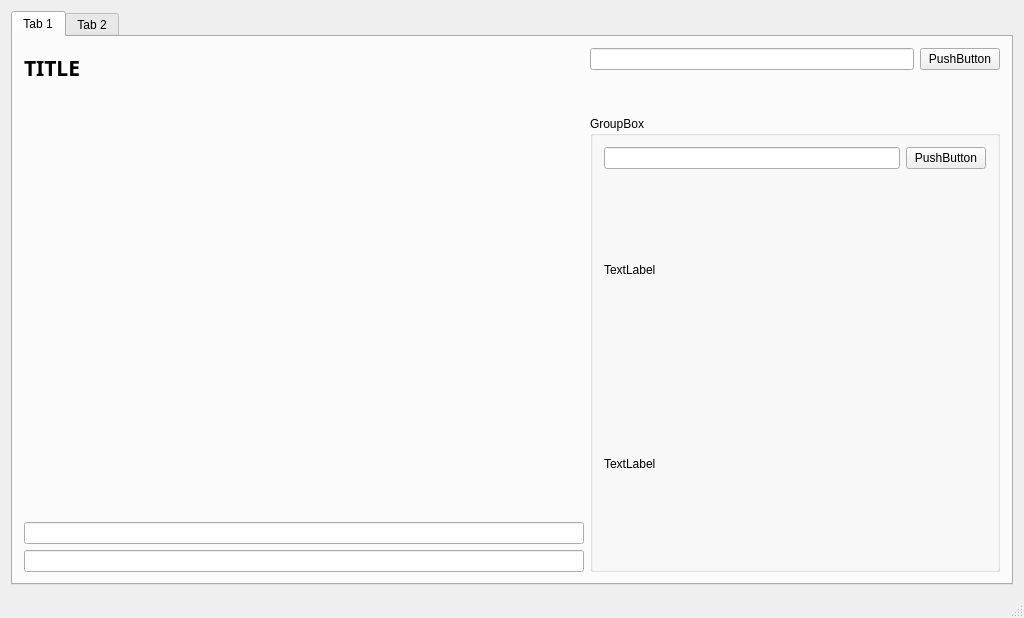
The window that rjmanager.ui (Mowei/RJManager) describes before a commit, drawn with Qt 5.
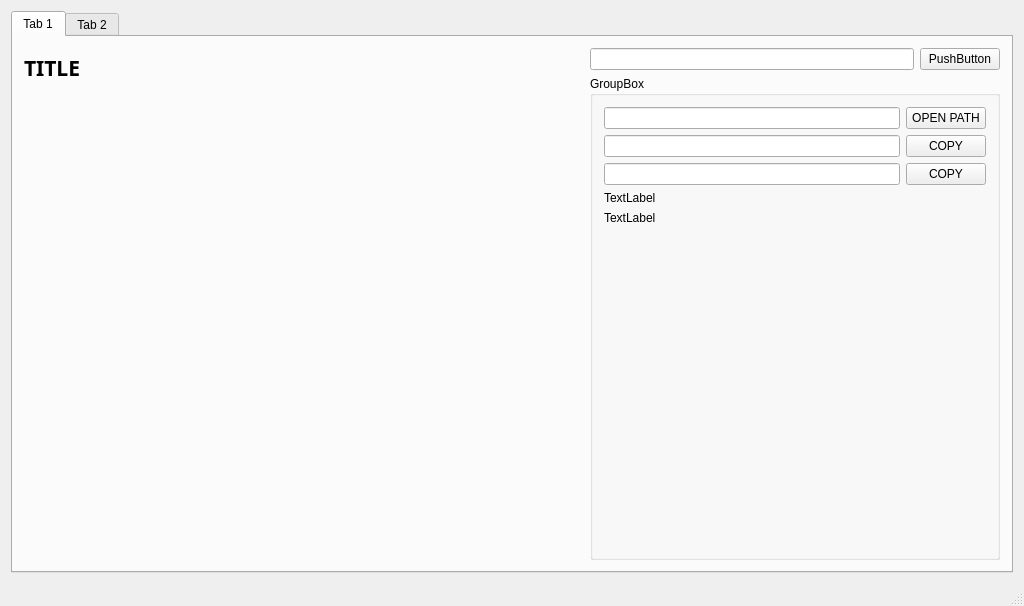
The same window after the commit.

The edit to the form file:
```diff
--- a/rjmanager.ui
+++ b/rjmanager.ui
@@ -83,12 +83,6 @@
             </property>
            </spacer>
           </item>
-          <item>
-           <widget class="QLineEdit" name="UrlLineEdit"/>
-          </item>
-          <item>
-           <widget class="QLineEdit" name="FileNameLineEdit"/>
-          </item>
          </layout>
         </item>
         <item>
@@ -107,22 +101,6 @@
             </item>
            </layout>
           </item>
-          <item>
-           <spacer name="verticalSpacer">
-            <property name="orientation">
-             <enum>Qt::Vertical</enum>
-            </property>
-            <property name="sizeType">
-             <enum>QSizePolicy::Minimum</enum>
-            </property>
-            <property name="sizeHint" stdset="0">
-             <size>
-              <width>20</width>
-              <height>40</height>
-             </size>
-            </property>
-           </spacer>
-          </item>
           <item>
            <widget class="QGroupBox" name="groupBox">
             <property name="sizePolicy">
@@ -143,7 +121,35 @@
                <item>
                 <widget class="QPushButton" name="pushButton_2">
                  <property name="text">
-                  <string>PushButton</string>
+                  <string>OPEN PATH</string>
+                 </property>
+                </widget>
+               </item>
+              </layout>
+             </item>
+             <item>
+              <layout class="QHBoxLayout" name="horizontalLayout">
+               <item>
+                <widget class="QLineEdit" name="UrlLineEdit"/>
+               </item>
+               <item>
+                <widget class="QPushButton" name="copyUrlButton">
+                 <property name="text">
+                  <string>COPY</string>
+                 </property>
+                </widget>
+               </item>
+              </layout>
+             </item>
+             <item>
+              <layout class="QHBoxLayout" name="horizontalLayout_6">
+               <item>
+                <widget class="QLineEdit" name="FileNameLineEdit"/>
+               </item>
+               <item>
+                <widget class="QPushButton" name="copyFileNameButton">
+                 <property name="text">
+                  <string>COPY</string>
                  </property>
                 </widget>
                </item>
@@ -163,6 +169,19 @@
                </property>
               </widget>
              </item>
+             <item>
+              <spacer name="verticalSpacer_2">
+               <property name="orientation">
+                <enum>Qt::Vertical</enum>
+               </property>
+               <property name="sizeHint" stdset="0">
+                <size>
+                 <width>20</width>
+                 <height>40</height>
+                </size>
+               </property>
+              </spacer>
+             </item>
             </layout>
            </widget>
           </item>
```
